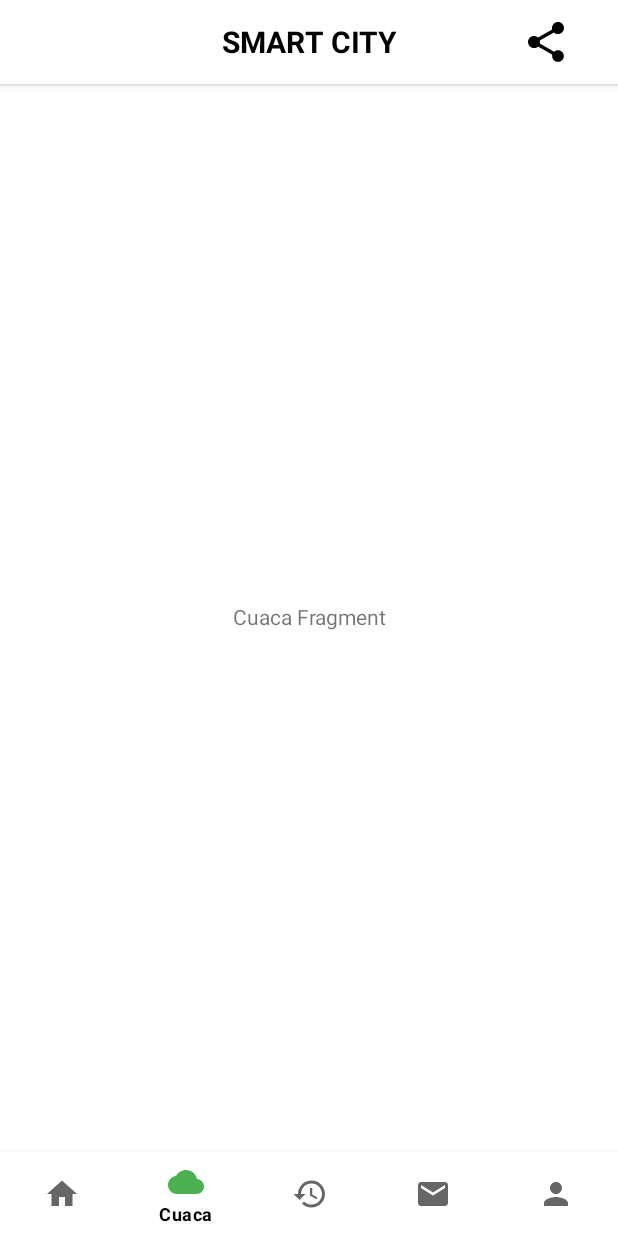
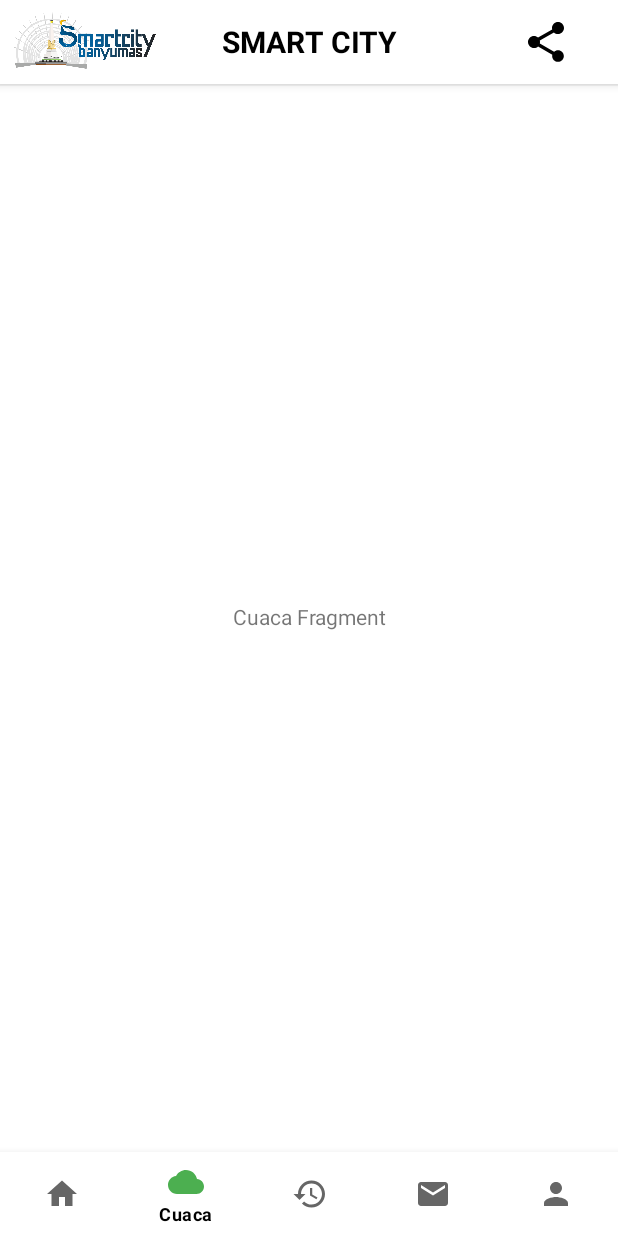
Before and after one commit to fame46/smartcity, an Android app: the screen it shows after launch (MainActivity), item 2 of the bottom bar chosen, on a phone screen of 412 x 824 dp. Run offline under Robolectric (Android 15) with nearby library versions, the phone set to English and light mode, and no system bars.

Commit message:
nambah icon

```diff
--- a/app/src/main/res/layout/activity_main.xml
+++ b/app/src/main/res/layout/activity_main.xml
@@ -21,14 +21,22 @@
             android:layout_height="?attr/actionBarSize"
             android:background="@color/white">
 
+
+            <ImageView
+                android:id="@+id/icon_logo"
+                android:layout_width="100dp"
+                android:layout_height="70dp"
+                android:adjustViewBounds="true"
+                android:src="@drawable/icon_sm"/>
+
             <TextView
+                android:layout_width="match_parent"
+                android:layout_height="match_parent"
+                android:gravity="center"
                 android:text="SMART CITY"
-                android:gravity="center"
-                android:textStyle="bold"
+                android:textColor="@color/black"
                 android:textSize="@dimen/sp_20"
-                android:textColor="@color/black"
-                android:layout_width="match_parent"
-                android:layout_height="match_parent"/>
+                android:textStyle="bold" />
 
             <ImageView
                 android:id="@+id/btnAkun"
@@ -57,8 +65,8 @@
         android:id="@+id/fragment_container"
         android:layout_width="match_parent"
         android:layout_height="match_parent"
+        android:layout_above="@+id/nav_view"
         android:layout_below="@id/appbar"
-        android:layout_above="@+id/nav_view"
         android:layout_marginBottom="2dp" />
 
     <LinearLayout
```
Also changed, not shown: app/src/main/res/layout/fragment_beranda.xml (+16 -16 lines), app/src/main/res/drawable/dolan.png (added), app/src/main/res/drawable/eling.png (added), app/src/main/res/drawable/gratis.png (added), app/src/main/res/drawable/gratis_kabeh.png (added), app/src/main/res/drawable/icon_sm.png (added), app/src/main/res/drawable/jeknyong.png (added), app/src/main/res/drawable/lainnya.png (added), app/src/main/res/drawable/logo_psc.png (added), app/src/main/res/drawable/perizinan.png (added), app/src/main/res/drawable/ppdb.png (added), app/src/main/res/drawable/sirine.png (added).
